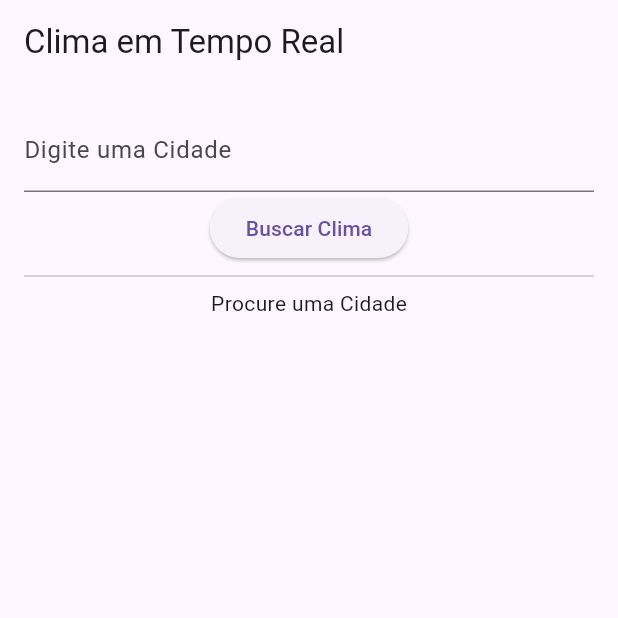
After one commit to Skerfold/Curso-Mobile, a Flutter app: the ClimaView screen opened directly, after a tap on "Buscar Clima", on a phone screen of 412 x 824 dp, the top half of it. The commit adds this screen. Run offline on Flutter 3.47's test engine with Material 3 defaults, Android fonts, the phone set to English and light mode, and no system bars; our stand-ins replace cloud_firestore, firebase_auth, firebase_core, fluttertoast, shared_preferences, sqflite; accounts and stored records are empty; network calls fail.

Commit message:
11:25 Mobile

```diff
--- /dev/null
+++ b/ApiWebService/json_web_service_clima/analysis_options.yaml
@@ -0,0 +1 @@
+include: package:flutter_lints/flutter.yaml
--- /dev/null
+++ b/ApiWebService/json_web_service_clima/lib/controllers/clima_controller.dart
@@ -0,0 +1,23 @@
+import 'dart:convert';
+
+import 'package:http/http.dart' as http;
+import 'package:json_web_service_clima/models/clima_model.dart';
+
+class ClimaController {
+  final String _apiKey = "5d71d35a647d9f0c6540735b0bc0356a"; // chave da API
+
+  // método get
+  Future<ClimaModel?> getClima(String cidade) async {
+    final url = Uri.parse(
+      "https://api.openweathermap.org/data/2.5/weather?q=$cidade&appid=$_apiKey&units=metric",
+    );
+
+    final response = await http.get(url);
+    if (response.statusCode ==200) {
+      final dados = json.decode(response.body);
+      return ClimaModel.fromJson(dados);
+    } else {
+      return null;
+    }
+  }
+}
--- /dev/null
+++ b/ApiWebService/json_web_service_clima/lib/models/clima_model.dart
@@ -0,0 +1,22 @@
+class ClimaModel {
+  //atributos
+  final String cidade;
+  final double temperatura;
+  final String descricao;
+
+  //construtor
+  ClimaModel({
+    required this.cidade,
+    required this.temperatura,
+    required this.descricao
+  });
+
+  // toJson e (FromJson)
+  //forma diferente de fazer um construtor
+  factory ClimaModel.fromJson(Map<String,dynamic> json){
+    return ClimaModel(
+      cidade: json["name"], // pega o nome da Cidade
+      temperatura: json["main"]["temp"].toDouble(), // pega temperatura
+      descricao: json["weather"][0]["description"]); // descrição do clima
+  }
+}
--- /dev/null
+++ b/ApiWebService/json_web_service_clima/lib/views/clima_view.dart
@@ -0,0 +1,70 @@
+import 'package:flutter/material.dart';
+import 'package:json_web_service_clima/controllers/clima_controller.dart';
+import 'package:json_web_service_clima/models/clima_model.dart';
+
+class ClimaView extends StatefulWidget {
+  const ClimaView({super.key});
+
+  @override
+  State<ClimaView> createState() => _ClimaViewState();
+}
+
+class _ClimaViewState extends State<ClimaView> {
+  final TextEditingController _cidadeController = TextEditingController();
+  final ClimaController _climaController = ClimaController();
+  ClimaModel? _clima;
+  String? _erro;
+
+  // método para usar o controller getClima()
+  void buscarCidade() async {
+    final cidade = _cidadeController.text.trim(); // pega a cidade digitada
+    try {
+      final resultado = await _climaController.getClima(
+        cidade,
+      ); // estabelece conexão com a API
+      setState(() {
+        if (resultado != null) {
+          _clima = resultado;
+          _erro = null;
+          //Scaffold
+        } else {
+          _clima = null;
+          _erro = "Cidade Não Encontrada";
+        }
+      });
+    } catch (e) {
+      print("Erro ao estabelecer Conexão: $e");
+    }
+  }
+
+  //buildar a Tela
+  @override
+  Widget build(BuildContext context) {
+    return Scaffold(
+      appBar: AppBar(title: Text("Clima em Tempo Real"),),
+      body: Padding(
+        padding: EdgeInsets.all(16),
+        child: Column(
+          children: [
+            TextField(
+              controller: _cidadeController,
+              decoration: InputDecoration(labelText: "Digite uma Cidade"),
+            ),
+            ElevatedButton(onPressed: buscarCidade, child: Text("Buscar Clima")),
+            Divider(),
+            //fazer um if elseif else
+            if (_clima !=null) ...[
+              Text("Cidade: ${_clima!.cidade}"),
+              Text("Temperatura: ${_clima!.temperatura}°C"),
+              Text("Descrição: ${_clima!.descricao}")
+            ] else if(_erro != null) ...[
+              Text(_erro!)
+            ] else ...[
+              Text("Procure uma Cidade")
+            ]
+          ],
+        ),
+        ),
+    );
+  }
+}
```
Also changed, not shown: ApiWebService/json_web_service_clima/lib/main.dart (added, +11 -0 lines), ApiWebService/json_web_service_clima/pubspec.yaml (added, +20 -0 lines), Firebase/to_do_list_firebase/lib/main.dart (+5 -3 lines), Firebase/to_do_list_firebase/lib/views/tarefas_view.dart (+126 -1 lines), ApiWebService/json_web_service_clima/pubspec.lock (added), Firebase/to_do_list_firebase/flutter_01.png (added), 23 other files.
